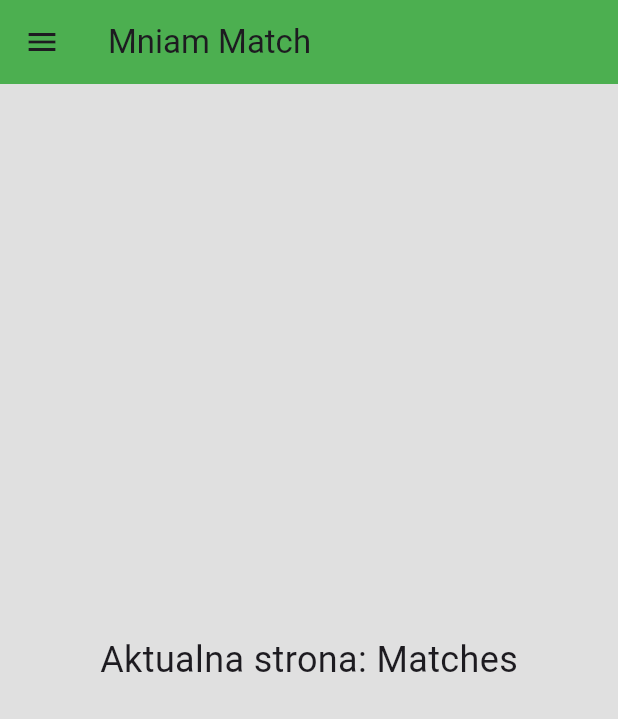
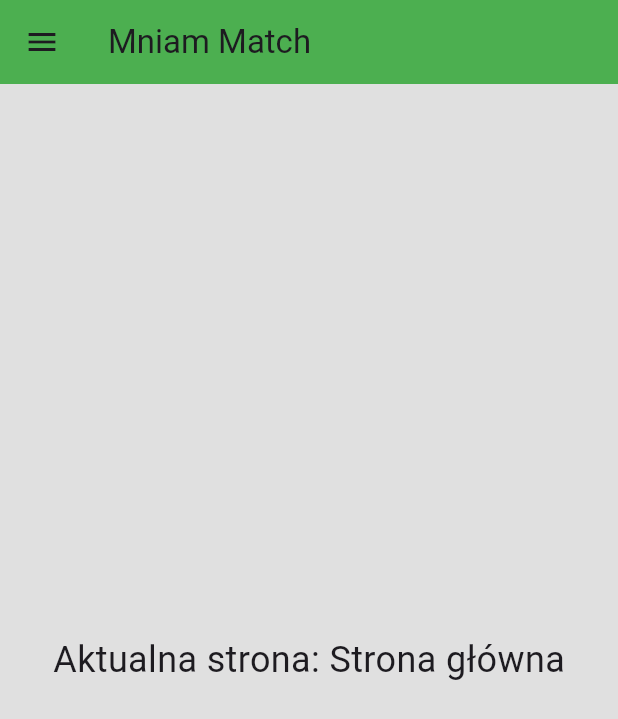
Before and after one commit to swiczka/hackcarpathia2025ogrody, a Flutter app: the screen it shows after launch, in the side drawer, after a tap on "Strona Główna", on a phone screen of 412 x 824 dp. Shown: the top 719 px of the screen. Run offline on Flutter 3.47's test engine with Material 3 defaults, Android fonts, the phone set to English and light mode, and no system bars.

Commit message:
dodawanie roslinek 1.

```diff
--- a/lib/main.dart
+++ b/lib/main.dart
@@ -1,4 +1,5 @@
 import 'package:flutter/material.dart';
+import 'package:hackcarpathia2025ogrody/pages/addplant.dart';
 
 void main() {
   runApp(const MyApp());
@@ -45,6 +46,17 @@ class _MyHomePageState extends State<MyHomePage> {
       _selectedPage = page;
     });
     Navigator.pop(context);
+
+    if (page == 'Strona Główna') {
+      setState(() {
+        _selectedPage = 'Strona główna';
+      });
+    } else if (page == 'Rośliny') {
+      Navigator.push(
+        context,
+        MaterialPageRoute(builder: (context) => const AddPlant()),
+      );
+    }
   }
 
   @override
@@ -60,17 +72,12 @@ class _MyHomePageState extends State<MyHomePage> {
             ListTile(
               leading: const Icon(Icons.favorite),
               title: const Text('Strona Główna'),
-              onTap: () => _onSelectPage('Matches'),
+              onTap: () => _onSelectPage('Strona Główna'),
             ),
             ListTile(
               leading: const Icon(Icons.person),
               title: const Text('Rośliny'),
-              onTap: () => _onSelectPage('Partner'),
-            ),
-            ListTile(
-              leading: const Icon(Icons.smartphone),
-              title: const Text('Dodaj Nową Roślinkę!'),
-              onTap: () => _onSelectPage('One phone'),
+              onTap: () => _onSelectPage('Rośliny'),
             ),
             const Divider(),
             ListTile(
```
Also changed, not shown: lib/pages/addplant.dart (+20 -0 lines).
